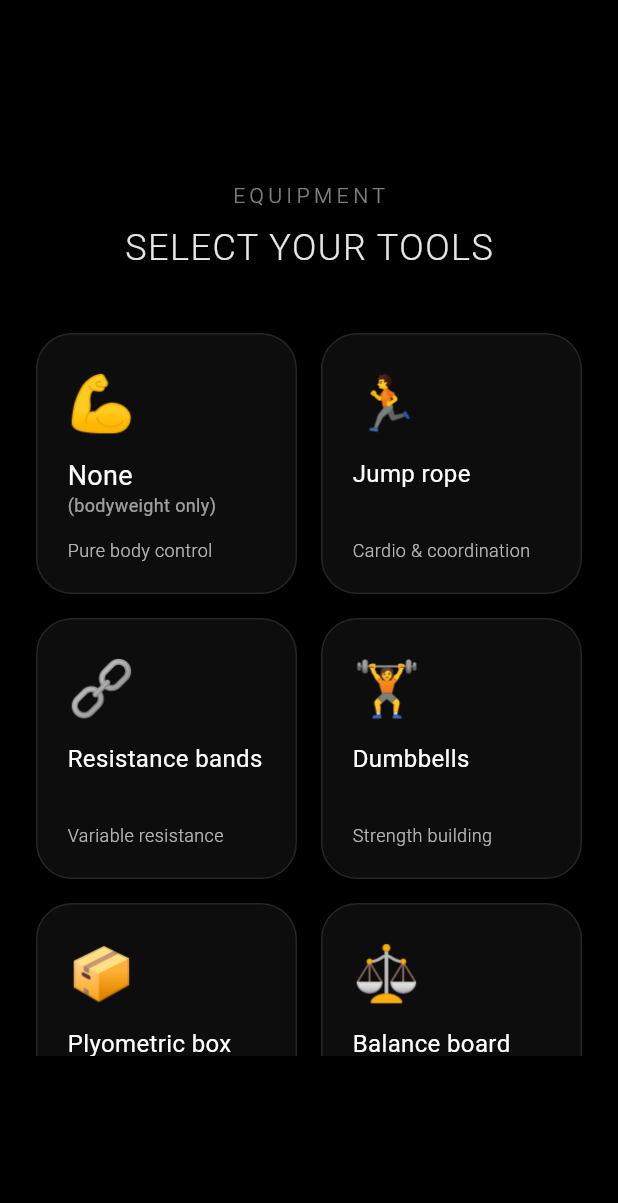
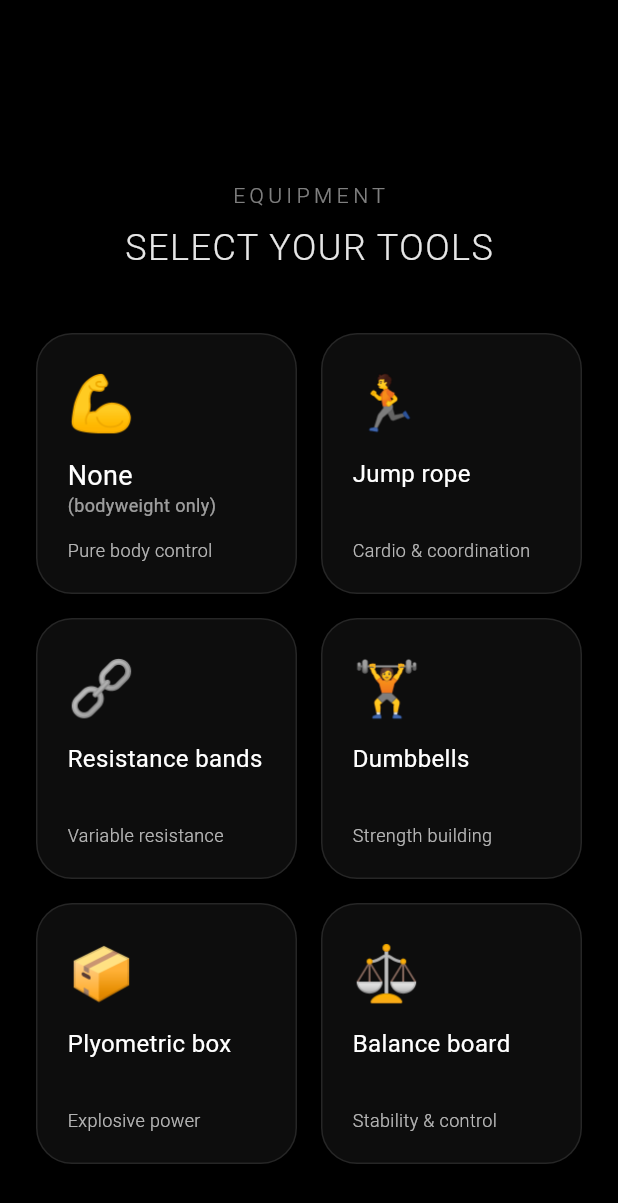
Before and after one commit to M3kko/peakfit-final, a Flutter app: the EquipmentPage widget shown alone on an empty page, opened directly with empty values, on a phone screen of 412 x 824 dp. Shown: the top 1203 px of the screen. Run offline on Flutter 3.47's test engine with Material 3 defaults, Android fonts, the phone set to English and light mode, and no system bars; our stand-ins replace cloud_firestore, cloud_functions, firebase_auth, firebase_core, video_player; accounts and stored records are empty.

Commit message:
Created equipment section

```diff
--- a/lib/screens/questionnaire/equipment_page.dart
+++ b/lib/screens/questionnaire/equipment_page.dart
@@ -130,14 +130,58 @@ class _EquipmentPageState extends State<EquipmentPage> with TickerProviderStateM
         opacity: _fadeAnimation,
         child: Column(
           children: [
-            const SizedBox(height: 120), // Space for header
-            _buildTitle(),
-            const SizedBox(height: 40),
             Expanded(
-              child: _buildEquipmentGrid(),
+              child: CustomScrollView(
+                slivers: [
+                  SliverToBoxAdapter(
+                    child: Column(
+                      children: [
+                        const SizedBox(height: 120), // Space for fixed header
+                        _buildTitle(),
+                        const SizedBox(height: 40),
+                      ],
+                    ),
+                  ),
+                  SliverPadding(
+                    padding: const EdgeInsets.symmetric(horizontal: 24),
+                    sliver: SliverGrid(
+                      gridDelegate: const SliverGridDelegateWithFixedCrossAxisCount(
+                        crossAxisCount: 2,
+                        childAspectRatio: 1.0,
+                        crossAxisSpacing: 16,
+                        mainAxisSpacing: 16,
+                      ),
+                      delegate: SliverChildBuilderDelegate(
+                            (context, index) {
+                          final item = equipment[index];
+                          final isSelected = selected.contains(item['name']);
+
+                          return AnimatedBuilder(
+                            animation: _scaleAnimations[index],
+                            builder: (context, child) {
+                              return Transform.scale(
+                                scale: _scaleAnimations[index].value,
+                                child: _buildEquipmentCard(item, isSelected),
+                              );
+                            },
+                          );
+                        },
+                        childCount: equipment.length,
+                      ),
+                    ),
+                  ),
+                  SliverToBoxAdapter(
+                    child: Column(
+                      children: [
+                        const SizedBox(height: 20),
+                        _buildSelectedIndicator(),
+                        const SizedBox(height: 120), // Space for continue button
+                      ],
+                    ),
+                  ),
+                ],
+              ),
             ),
-            _buildSelectedIndicator(),
-            const SizedBox(height: 120), // Space for continue button
           ],
         ),
       ),
@@ -167,33 +211,6 @@ class _EquipmentPageState extends State<EquipmentPage> with TickerProviderStateM
           ),
         ),
       ],
-    );
-  }
-
-  Widget _buildEquipmentGrid() {
-    return GridView.builder(
-      padding: const EdgeInsets.symmetric(horizontal: 24),
-      gridDelegate: const SliverGridDelegateWithFixedCrossAxisCount(
-        crossAxisCount: 2,
-        childAspectRatio: 1.0,
-        crossAxisSpacing: 16,
-        mainAxisSpacing: 16,
-      ),
-      itemCount: equipment.length,
-      itemBuilder: (context, index) {
-        final item = equipment[index];
-        final isSelected = selected.contains(item['name']);
-
-        return AnimatedBuilder(
-          animation: _scaleAnimations[index],
-          builder: (context, child) {
-            return Transform.scale(
-              scale: _scaleAnimations[index].value,
-              child: _buildEquipmentCard(item, isSelected),
-            );
-          },
-        );
-      },
     );
   }
 
```
